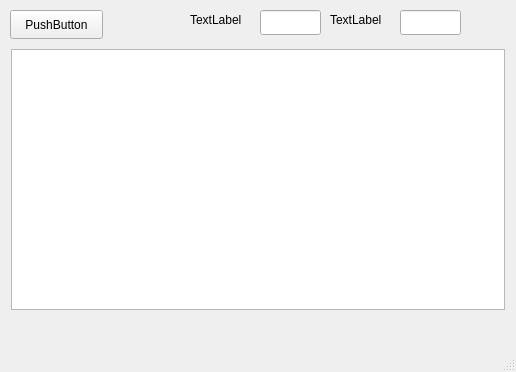
First picture: the form in mainwindow.ui, repository ta-jana/pong, before the edit.
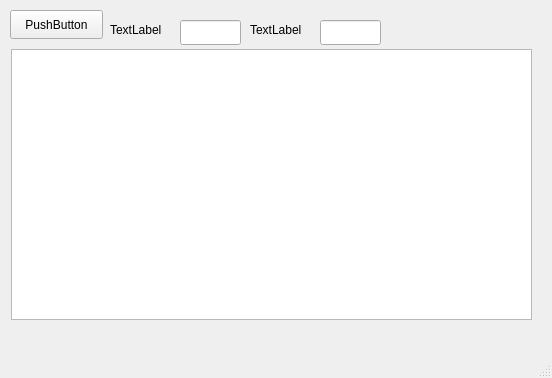
Second picture: the form after the edit.

Commit message: adding ball paddles collision

```diff
--- a/mainwindow.ui
+++ b/mainwindow.ui
@@ -6,8 +6,8 @@
    <rect>
     <x>0</x>
     <y>0</y>
-    <width>516</width>
-    <height>372</height>
+    <width>552</width>
+    <height>378</height>
    </rect>
   </property>
   <property name="mouseTracking">
@@ -22,8 +22,8 @@
      <rect>
       <x>11</x>
       <y>49</y>
-      <width>494</width>
-      <height>261</height>
+      <width>521</width>
+      <height>271</height>
      </rect>
     </property>
     <property name="mouseTracking">
@@ -46,8 +46,8 @@
    <widget class="QLabel" name="label">
     <property name="geometry">
      <rect>
-      <x>190</x>
-      <y>10</y>
+      <x>110</x>
+      <y>20</y>
       <width>63</width>
       <height>20</height>
      </rect>
@@ -59,8 +59,8 @@
    <widget class="QLineEdit" name="lineEdit">
     <property name="geometry">
      <rect>
-      <x>260</x>
-      <y>10</y>
+      <x>180</x>
+      <y>20</y>
       <width>61</width>
       <height>25</height>
      </rect>
@@ -69,8 +69,8 @@
    <widget class="QLabel" name="label_2">
     <property name="geometry">
      <rect>
-      <x>330</x>
-      <y>10</y>
+      <x>250</x>
+      <y>20</y>
       <width>63</width>
       <height>20</height>
      </rect>
@@ -82,8 +82,8 @@
    <widget class="QLineEdit" name="lineEdit_2">
     <property name="geometry">
      <rect>
-      <x>400</x>
-      <y>10</y>
+      <x>320</x>
+      <y>20</y>
       <width>61</width>
       <height>25</height>
      </rect>
```
Left out of the diff: 2 changed lines with no effect on the pictures. The commit also changes 2 other files.
